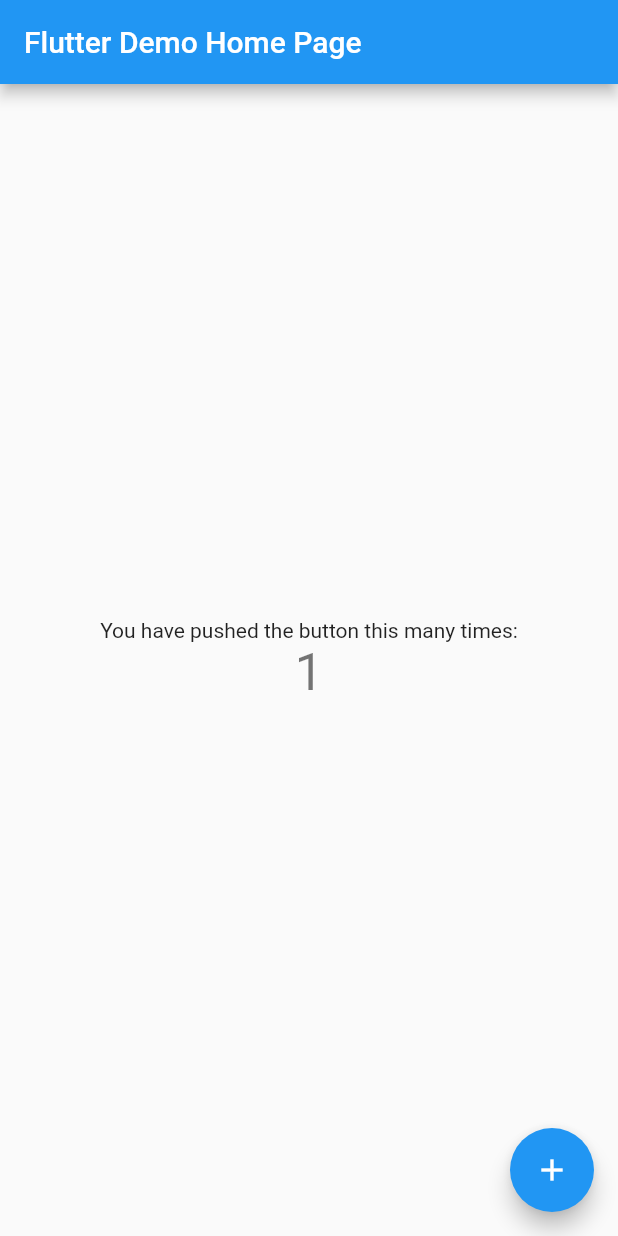
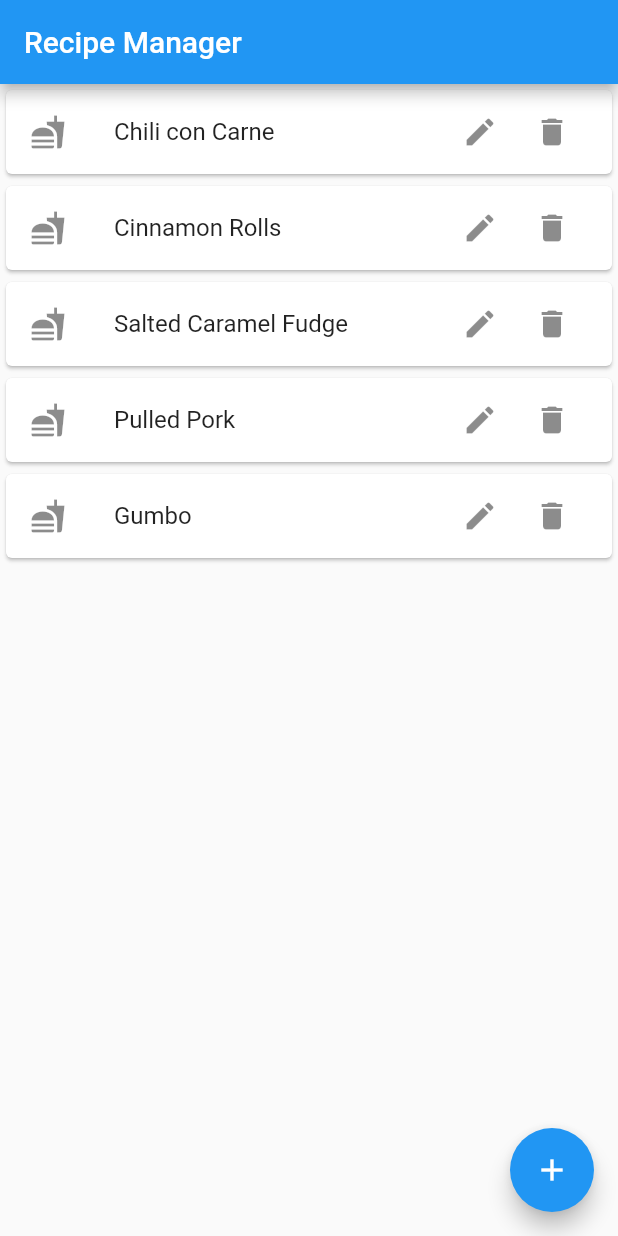
Before and after one commit to sam-james-harding/recipe_app, a Flutter app: the screen it shows after launch, after a tap on the "add" icon, on a phone screen of 412 x 824 dp. Run offline on Flutter 3.47's test engine with Material 2 defaults, Android fonts, the phone set to English and light mode, and no system bars.

Commit message:
Started project

```diff
--- a/lib/main.dart
+++ b/lib/main.dart
@@ -1,113 +1,19 @@
 import 'package:flutter/material.dart';
 
-void main() {
-  runApp(MyApp());
-}
+import './recipesList.dart';
 
-class MyApp extends StatelessWidget {
-  // This widget is the root of your application.
-  @override
-  Widget build(BuildContext context) {
-    return MaterialApp(
-      title: 'Flutter Demo',
-      theme: ThemeData(
-        // This is the theme of your application.
-        //
-        // Try running your application with "flutter run". You'll see the
-        // application has a blue toolbar. Then, without quitting the app, try
-        // changing the primarySwatch below to Colors.green and then invoke
-        // "hot reload" (press "r" in the console where you ran "flutter run",
-        // or simply save your changes to "hot reload" in a Flutter IDE).
-        // Notice that the counter didn't reset back to zero; the application
-        // is not restarted.
-        primarySwatch: Colors.blue,
-      ),
-      home: MyHomePage(title: 'Flutter Demo Home Page'),
-    );
-  }
-}
+void main() => runApp(RecipeApp());
 
-class MyHomePage extends StatefulWidget {
-  MyHomePage({Key? key, required this.title}) : super(key: key);
-
-  // This widget is the home page of your application. It is stateful, meaning
-  // that it has a State object (defined below) that contains fields that affect
-  // how it looks.
-
-  // This class is the configuration for the state. It holds the values (in this
-  // case the title) provided by the parent (in this case the App widget) and
-  // used by the build method of the State. Fields in a Widget subclass are
-  // always marked "final".
-
-  final String title;
-
-  @override
-  _MyHomePageState createState() => _MyHomePageState();
-}
-
-class _MyHomePageState extends State<MyHomePage> {
-  int _counter = 0;
-
-  void _incrementCounter() {
-    setState(() {
-      // This call to setState tells the Flutter framework that something has
-      // changed in this State, which causes it to rerun the build method below
-      // so that the display can reflect the updated values. If we changed
-      // _counter without calling setState(), then the build method would not be
-      // called again, and so nothing would appear to happen.
-      _counter++;
-    });
-  }
+class RecipeApp extends StatelessWidget {
 
   @override
   Widget build(BuildContext context) {
-    // This method is rerun every time setState is called, for instance as done
-    // by the _incrementCounter method above.
-    //
-    // The Flutter framework has been optimized to make rerunning build methods
-    // fast, so that you can just rebuild anything that needs updating rather
-    // than having to individually change instances of widgets.
-    return Scaffold(
-      appBar: AppBar(
-        // Here we take the value from the MyHomePage object that was created by
-        // the App.build method, and use it to set our appbar title.
-        title: Text(widget.title),
-      ),
-      body: Center(
-        // Center is a layout widget. It takes a single child and positions it
-        // in the middle of the parent.
-        child: Column(
-          // Column is also a layout widget. It takes a list of children and
-          // arranges them vertically. By default, it sizes itself to fit its
-          // children horizontally, and tries to be as tall as its parent.
-          //
-          // Invoke "debug painting" (press "p" in the console, choose the
-          // "Toggle Debug Paint" action from the Flutter Inspector in Android
-          // Studio, or the "Toggle Debug Paint" command in Visual Studio Code)
-          // to see the wireframe for each widget.
-          //
-          // Column has various properties to control how it sizes itself and
-          // how it positions its children. Here we use mainAxisAlignment to
-          // center the children vertically; the main axis here is the vertical
-          // axis because Columns are vertical (the cross axis would be
-          // horizontal).
-          mainAxisAlignment: MainAxisAlignment.center,
-          children: <Widget>[
-            Text(
-              'You have pushed the button this many times:',
-            ),
-            Text(
-              '$_counter',
-              style: Theme.of(context).textTheme.headline4,
-            ),
-          ],
-        ),
-      ),
-      floatingActionButton: FloatingActionButton(
-        onPressed: _incrementCounter,
-        tooltip: 'Increment',
-        child: Icon(Icons.add),
-      ), // This trailing comma makes auto-formatting nicer for build methods.
+
+    return MaterialApp(
+      title: "RecipeApp",
+      home: RecipesListScreen()
     );
+
   }
+
 }
--- /dev/null
+++ b/lib/recipeItem.dart
@@ -0,0 +1,68 @@
+import 'package:flutter/material.dart';
+
+class RecipeItem extends StatelessWidget {
+
+  final String name;
+  final int index;
+
+  final Function(int) onDelete;
+  final Function(int) onEdit;
+
+  RecipeItem(this.name, this.index, this.onDelete, this.onEdit);
+
+  @override
+  Widget build(BuildContext context) {
+
+    return Card(child: ListTile(
+      leading: Icon(Icons.fastfood),
+      title: Text(name),
+
+      trailing: Row(
+        children: <Widget>[
+          IconButton(
+            onPressed: () => onEdit(index),
+            icon: Icon(Icons.edit)
+          ),
+
+          IconButton(
+            onPressed: () => deleteRecipe(context),
+            icon: Icon(Icons.delete)
+          )
+        ],
+
+        mainAxisSize: MainAxisSize.min
+      )
+
+    ));
+
+  }
+
+  void deleteRecipe(BuildContext context) {
+    //create dialog to confirm deletion, and get result value as future bool
+    var shouldDelete = showDialog<bool>(
+      context: context,
+      builder: (BuildContext context) => AlertDialog(
+        title: Text("Delete Recipe"),
+        content: Text("Are you sure you want to delete the recipe: $name?"),
+
+        actions: <Widget>[
+          TextButton(child: Text("Cancel"),
+            onPressed: () => Navigator.pop(context, false)
+          ),
+
+          TextButton(child: Text("OK"),
+            onPressed: () => Navigator.pop(context, true)
+          )
+        ]
+
+      )
+    );
+
+    //if OK is pressed, delete self using passed onDelete function
+    shouldDelete.then((value) => {
+      if (value == true) {onDelete(index)}
+    });
+
+  }
+
+}
--- /dev/null
+++ b/lib/recipesList.dart
@@ -0,0 +1,71 @@
+import 'package:flutter/material.dart';
+
+import './recipeItem.dart';
+
+class RecipesListScreen extends StatefulWidget {
+  @override
+  _RecipesListScreenState createState() => _RecipesListScreenState();
+
+}
+
+class _RecipesListScreenState extends State<RecipesListScreen> {
+
+  //TEST list of recipe names
+  List<String> _recipeNames = ["Chili con Carne", "Cinnamon Rolls",
+    "Salted Caramel Fudge", "Pulled Pork", "Gumbo"];
+
+  @override
+  Widget build(BuildContext context) {
+
+    return Scaffold(
+
+      //top bar of screen
+      appBar: AppBar(
+        title: Text("Recipe Manager")
+      ),
+
+      body: ListView(
+        // create list of widgets from list of recipe names
+        children: _recipeNames.map(
+          (name) =>
+            GestureDetector(
+              child: RecipeItem(
+                name, _recipeNames.indexOf(name), deleteRecipe, editRecipe
+              ),
+              onTap: () => openRecipe(name)
+            )
+        ).toList()
+      ),
+
+      floatingActionButton: FloatingActionButton(
+        child: Icon(Icons.add),
+        backgroundColor: Colors.blue,
+        onPressed: newRecipe,
+      )
+
+    );
+
+  }
+
+  //delete recipe from the list based on index
+  void deleteRecipe(int index) {
+    setState(() {
+      _recipeNames.removeAt(index);
+    });
+  }
+
+  //edit recipe from the list
+  void editRecipe(int index) {
+    print("Edit ${_recipeNames[index]}");
+  }
+
+  //open recipe when tapped
+  void openRecipe(String name) {
+    print("Open $name");
+  }
+
+  //create new recipe (change screen)
+  void newRecipe() {
+    print("Wahoo!");
+  }
+}
```
